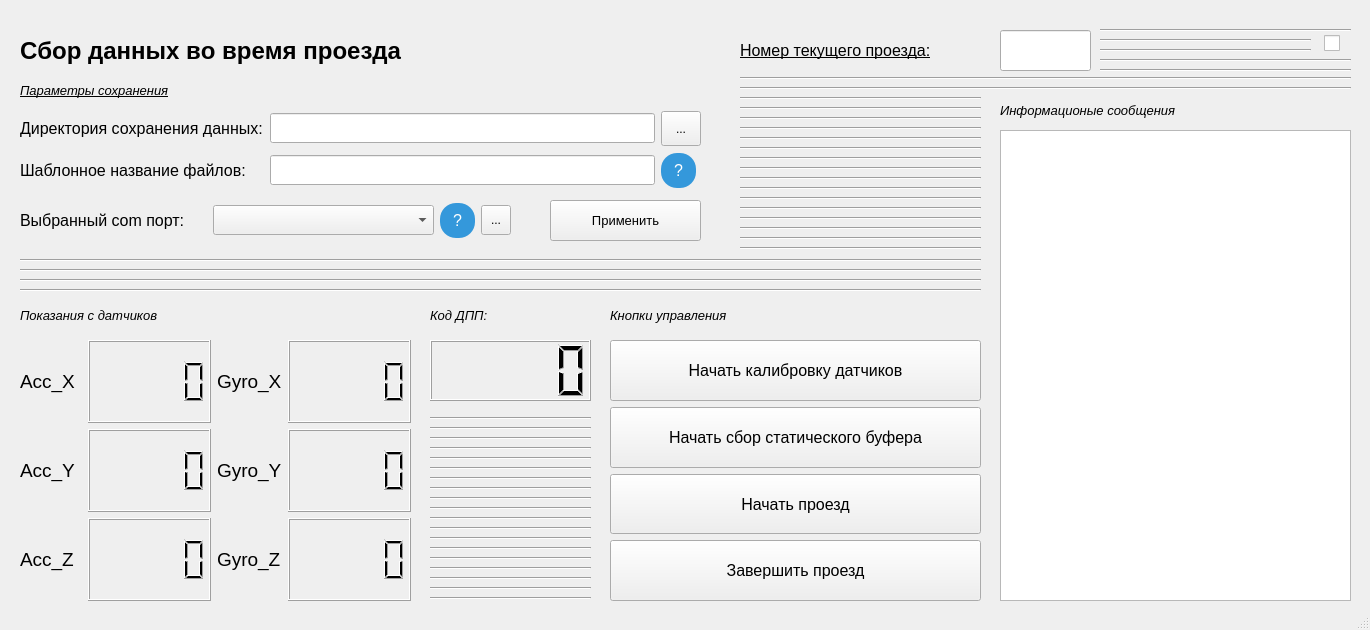
Before: the Qt Designer form Python/gui/ui/main_window.ui in r3m4k/Telega, drawn with Qt 5.
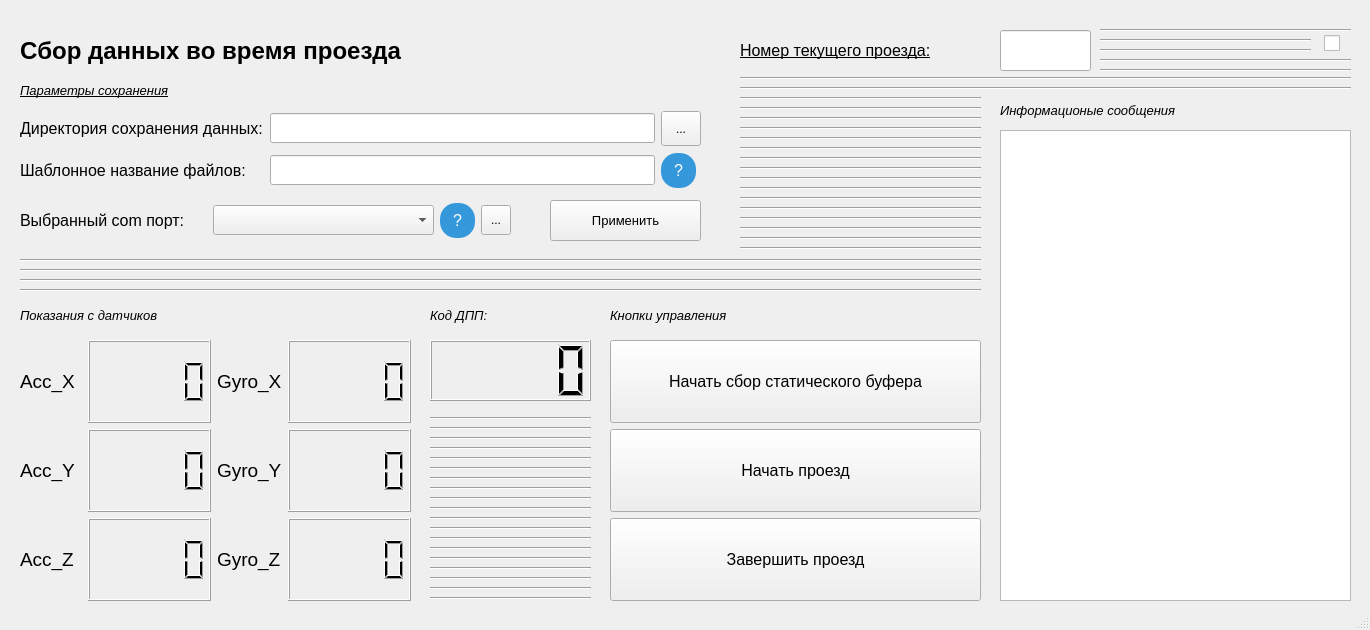
After: the same form once the commit is applied.

Patch:
```diff
--- a/Python/gui/ui/main_window.ui
+++ b/Python/gui/ui/main_window.ui
@@ -160,24 +160,6 @@
      </rect>
     </property>
     <layout class="QVBoxLayout" name="Buttons">
-     <item>
-      <widget class="QPushButton" name="StartCalibrationButton">
-       <property name="sizePolicy">
-        <sizepolicy hsizetype="Minimum" vsizetype="Preferred">
-         <horstretch>0</horstretch>
-         <verstretch>0</verstretch>
-        </sizepolicy>
-       </property>
-       <property name="font">
-        <font>
-         <pointsize>12</pointsize>
-        </font>
-       </property>
-       <property name="text">
-        <string>Начать калибровку датчиков</string>
-       </property>
-      </widget>
-     </item>
      <item>
       <widget class="QPushButton" name="StartStaticInitButton">
        <property name="sizePolicy">
```
